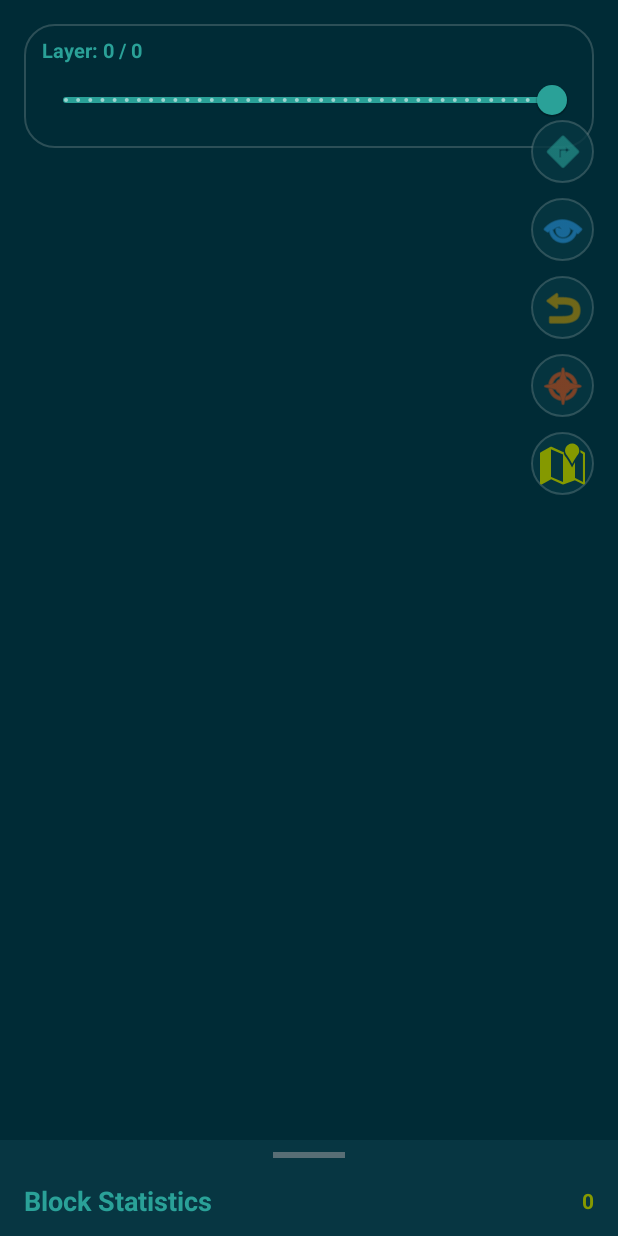
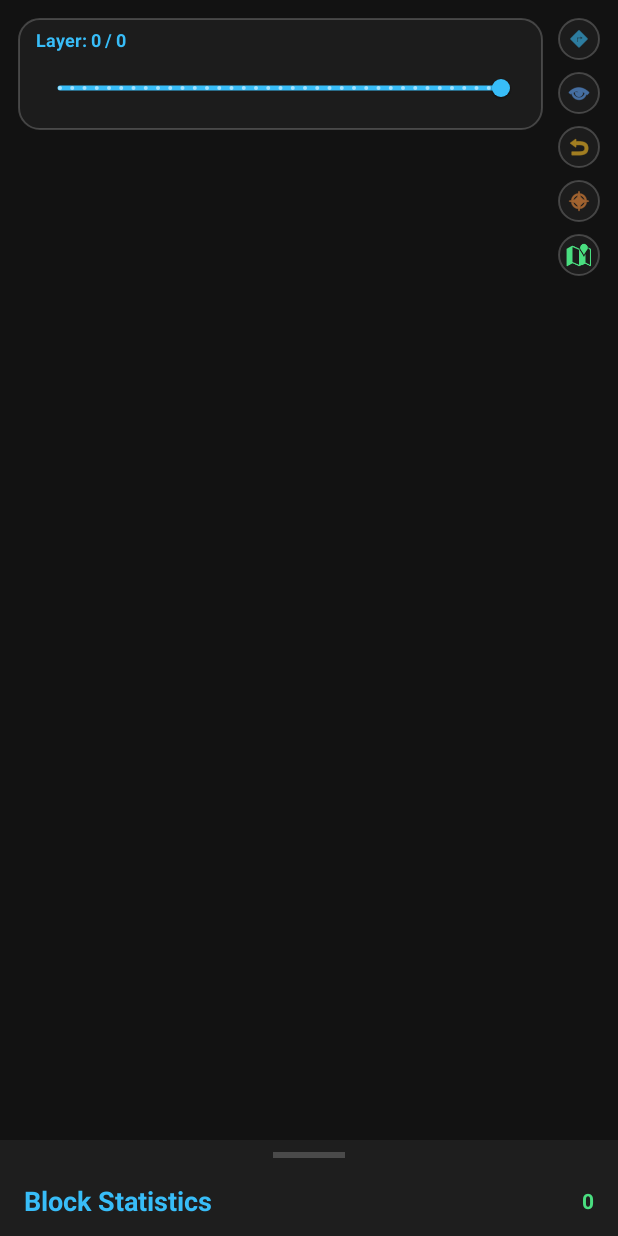
Before and after one commit to zixijian/lodestone, an Android app: the layout activity_preview.xml on its own in the app's theme, with its tools: preview values and no code run, on a phone screen of 412 x 824 dp. Run offline under Robolectric (Android 15) with nearby library versions, the phone set to English and light mode, and no system bars.

Commit message:
Upgrade rendering engine to Filament/three-live & Shulkr UI
- Upgrade rendering engine to Google Filament 1.56.0 and three-live
- Implement high-performance chunk-based 3D mesh generator with face culling
- Support .litematic, .schem, .nbt, and .mcstructure up to 32MB
- Align preview UI with Shulkr style: compact action buttons, layer slider without occlusion, and Shulkr dark theme (#121212)
- Fix schematic loading via intent.data and content URIs

Co-authored-by: zixijian <4952406+zixijian@users.noreply.github.com>

```diff
--- a/app/src/main/java/com/lodestone/preview/FilamentSchematicEngine.kt
+++ b/app/src/main/java/com/lodestone/preview/FilamentSchematicEngine.kt
@@ -143,6 +143,7 @@ class FilamentSchematicEngine(private val context: Context) {
             // Load master atlas texture
             val isStream: InputStream = context.assets.open("web/default-pack/atlas.png")
             val bitmap = BitmapFactory.decodeStream(isStream)
+            if (bitmap != null) {
                 val w = bitmap.width
                 val h = bitmap.height
 
@@ -164,6 +165,7 @@ class FilamentSchematicEngine(private val context: Context) {
                     Texture.PixelBufferDescriptor(byteBuffer, Texture.Format.RGBA, Texture.Type.UBYTE)
                 )
                 atlasTexture = tex
+            }
 
             // Create Ubershader unlit material instance
             val ubershaderProvider = UbershaderProvider(engine)
@@ -177,6 +179,7 @@ class FilamentSchematicEngine(private val context: Context) {
                 val baseMi = template.instance?.materialInstances?.firstOrNull()
                 if (baseMi != null) {
                     val mi = MaterialInstance.duplicate(baseMi, "minecraft-atlas-mat")
+                    atlasTexture?.let { tex ->
                         if (mi.material.hasParameter("baseColorMap")) {
                             val sampler = TextureSampler(
                                 TextureSampler.MinFilter.NEAREST,
@@ -185,11 +188,15 @@ class FilamentSchematicEngine(private val context: Context) {
                             )
                             mi.setParameter("baseColorMap", tex, sampler)
                         }
+                    }
                     materialInstance = mi
                 }
             }
+            if (materialInstance == null) {
+                android.util.Log.e("FilamentEngine", "Failed to create materialInstance from template asset")
+            }
         } catch (e: Exception) {
-            e.printStackTrace()
+            android.util.Log.e("FilamentEngine", "Error initializing material/texture", e)
         }
     }
 
@@ -397,7 +404,12 @@ class FilamentSchematicEngine(private val context: Context) {
     }
 
     private fun updateClearColor() {
-        val bg = if (isNightMode) floatArrayOf(0.016f, 0.031f, 0.063f, 1f) else floatArrayOf(0f, 0.169f, 0.212f, 1f)
+        // Shulkr dark theme: #121212 (day/default neutral dark) and #080808 (night)
+        val bg = if (isNightMode) {
+            floatArrayOf(0.031f, 0.031f, 0.031f, 1f) // #080808
+        } else {
+            floatArrayOf(0.071f, 0.071f, 0.071f, 1f) // #121212
+        }
         renderer.clearOptions = Renderer.ClearOptions().apply {
             clear = true
             clearColor = bg
--- a/app/src/main/java/com/lodestone/preview/PreviewActivity.kt
+++ b/app/src/main/java/com/lodestone/preview/PreviewActivity.kt
@@ -112,10 +112,31 @@ class PreviewActivity : AppCompatActivity() {
         binding.tvLoadingIndicator.visibility = View.VISIBLE
         binding.tvLoadingIndicator.text = getString(R.string.loading)
 
-        val filePath = intent.getStringExtra("file_path")
+        var filePath = intent.getStringExtra("file_path")
         val uriString = intent.getStringExtra("file_uri")
         fileUri = if (uriString != null) Uri.parse(uriString) else null
-        val fileName = intent.getStringExtra("file_name") ?: (if (filePath != null) File(filePath).name else "model.litematic")
+        if (fileUri == null && intent.data != null) {
+            fileUri = intent.data
+        }
+        if (filePath == null && fileUri != null && fileUri?.scheme == "file") {
+            filePath = fileUri?.path
+        }
+
+        // Try to query display name from content resolver if available
+        var resolvedName: String? = null
+        if (fileUri != null && fileUri?.scheme == "content") {
+            try {
+                contentResolver.query(fileUri!!, arrayOf(android.provider.OpenableColumns.DISPLAY_NAME), null, null, null)?.use { cursor ->
+                    if (cursor.moveToFirst()) {
+                        val nameIdx = cursor.getColumnIndex(android.provider.OpenableColumns.DISPLAY_NAME)
+                        if (nameIdx >= 0) resolvedName = cursor.getString(nameIdx)
+                    }
+                }
+            } catch (_: Exception) {}
+        }
+        val fileName = intent.getStringExtra("file_name")
+            ?: resolvedName
+            ?: (if (filePath != null) File(filePath).name else "model.litematic")
 
         lifecycleScope.launch(Dispatchers.IO) {
             try {
@@ -144,9 +165,9 @@ class PreviewActivity : AppCompatActivity() {
         val stream: InputStream = if (filePath != null && File(filePath).exists()) {
             FileInputStream(File(filePath))
         } else if (uri != null) {
-            contentResolver.openInputStream(uri) ?: throw IllegalArgumentException("Cannot open URI stream")
+            contentResolver.openInputStream(uri) ?: throw IllegalArgumentException("Cannot open URI stream for: $uri")
         } else {
-            throw IllegalArgumentException("No file source provided")
+            throw IllegalArgumentException("No file source provided (filePath and intent data are both null)")
         }
         return stream.use { it.readBytes() }
     }
--- a/app/src/main/res/drawable/bg_glassmorphic_btn.xml
+++ b/app/src/main/res/drawable/bg_glassmorphic_btn.xml
@@ -1,7 +1,7 @@
 <shape xmlns:android="http://schemas.android.com/apk/res/android"
     android:shape="oval">
-    <solid android:color="#CC073642" />
+    <solid android:color="#D91E1E1E" />
     <stroke
         android:width="1dp"
-        android:color="#4D93A1A1" />
+        android:color="#33FFFFFF" />
 </shape>
--- a/app/src/main/res/drawable/bg_glassmorphic_panel.xml
+++ b/app/src/main/res/drawable/bg_glassmorphic_panel.xml
@@ -1,8 +1,8 @@
 <shape xmlns:android="http://schemas.android.com/apk/res/android"
     android:shape="rectangle">
-    <solid android:color="#CC002B36" />
-    <corners android:radius="20dp" />
+    <solid android:color="#D91E1E1E" />
+    <corners android:radius="14dp" />
     <stroke
         android:width="1dp"
-        android:color="#4D93A1A1" />
+        android:color="#33FFFFFF" />
 </shape>
--- a/app/src/main/res/layout/activity_preview.xml
+++ b/app/src/main/res/layout/activity_preview.xml
@@ -3,33 +3,40 @@
     xmlns:tools="http://schemas.android.com/tools"
     android:layout_width="match_parent"
     android:layout_height="match_parent"
-    android:background="@color/solarized_base03"
+    android:background="#121212"
     tools:context=".PreviewActivity">
 
     <!-- Native 3D Filament Renderer Container -->
     <FrameLayout
         android:id="@+id/fl_renderer_container"
         android:layout_width="match_parent"
-        android:layout_height="match_parent"
-        android:background="@color/solarized_base03" />
+        android:layout_height="match_parent" />
 
-    <!-- Top Layer Slicer Control Bar (Shulkr Style) -->
+    <!-- Top Overlay Container avoiding obstruction -->
+    <RelativeLayout
+        android:layout_width="match_parent"
+        android:layout_height="wrap_content"
+        android:layout_gravity="top"
+        android:paddingStart="12dp"
+        android:paddingEnd="12dp"
+        android:paddingTop="12dp"
+        android:fitsSystemWindows="true">
+
+        <!-- Top Layer Slicer Control Bar (Shulkr Style) positioned to the left of the actions -->
         <LinearLayout
             android:id="@+id/ll_layer_slicer"
             android:layout_width="match_parent"
             android:layout_height="wrap_content"
-        android:layout_gravity="top"
-        android:layout_marginStart="16dp"
-        android:layout_marginEnd="16dp"
-        android:layout_marginTop="16dp"
+            android:layout_alignParentStart="true"
+            android:layout_toStartOf="@+id/ll_actions_toolbar"
+            android:layout_marginEnd="10dp"
             android:background="@drawable/bg_glassmorphic_panel"
             android:orientation="vertical"
             android:paddingStart="12dp"
             android:paddingEnd="12dp"
-        android:paddingTop="8dp"
-        android:paddingBottom="8dp"
-        android:elevation="4dp"
-        android:visibility="visible">
+            android:paddingTop="6dp"
+            android:paddingBottom="4dp"
+            android:elevation="4dp">
 
             <LinearLayout
                 android:layout_width="match_parent"
@@ -42,8 +49,8 @@
                     android:layout_width="0dp"
                     android:layout_height="wrap_content"
                     android:layout_weight="1"
-                android:textColor="@color/solarized_cyan"
-                android:textSize="13sp"
+                    android:textColor="#38BDF8"
+                    android:textSize="12sp"
                     android:textStyle="bold"
                     android:text="Layer: 0 / 0" />
 
@@ -51,8 +58,8 @@
                     android:id="@+id/tv_loading_indicator"
                     android:layout_width="wrap_content"
                     android:layout_height="wrap_content"
-                android:textColor="@color/solarized_yellow"
-                android:textSize="12sp"
+                    android:textColor="#FBBF24"
+                    android:textSize="11sp"
                     android:visibility="gone"
                     android:text="@string/loading" />
             </LinearLayout>
@@ -65,76 +72,88 @@
                 android:valueTo="100.0"
                 android:stepSize="1.0"
                 android:value="100.0"
-            app:thumbColor="@color/solarized_cyan"
-            app:trackColorActive="@color/solarized_cyan"
-            app:trackColorInactive="@color/solarized_base02" />
+                app:thumbColor="#38BDF8"
+                app:thumbRadius="6dp"
+                app:trackHeight="3dp"
+                app:trackColorActive="#38BDF8"
+                app:trackColorInactive="#262626" />
         </LinearLayout>
 
-    <!-- Top Right Glassmorphic Actions Toolbar (Shulkr Style) -->
+        <!-- Top Right Glassmorphic Actions Toolbar (Shulkr Style, reduced 1/3 to 28dp) -->
         <LinearLayout
+            android:id="@+id/ll_actions_toolbar"
             android:layout_width="wrap_content"
             android:layout_height="wrap_content"
-        android:layout_gravity="top|end"
-        android:layout_marginTop="80dp"
-        android:layout_marginEnd="16dp"
+            android:layout_alignParentEnd="true"
             android:orientation="vertical"
             android:elevation="6dp">
 
             <!-- Camera Mode (Orbit / Flight) -->
             <ImageButton
                 android:id="@+id/btn_camera_mode"
-            android:layout_width="42dp"
-            android:layout_height="42dp"
-            android:layout_marginBottom="10dp"
+                android:layout_width="28dp"
+                android:layout_height="28dp"
+                android:layout_marginBottom="8dp"
+                android:padding="5dp"
+                android:scaleType="fitCenter"
                 android:background="@drawable/bg_glassmorphic_btn"
                 android:contentDescription="@string/view_flight"
                 android:src="@android:drawable/ic_menu_directions"
-            app:tint="@color/solarized_cyan" />
+                app:tint="#38BDF8" />
 
             <!-- Projection Mode (Perspective / Orthographic) -->
             <ImageButton
                 android:id="@+id/btn_projection_mode"
-            android:layout_width="42dp"
-            android:layout_height="42dp"
-            android:layout_marginBottom="10dp"
+                android:layout_width="28dp"
+                android:layout_height="28dp"
+                android:layout_marginBottom="8dp"
+                android:padding="5dp"
+                android:scaleType="fitCenter"
                 android:background="@drawable/bg_glassmorphic_btn"
                 android:contentDescription="@string/view_projection"
                 android:src="@android:drawable/ic_menu_view"
-            app:tint="@color/solarized_blue" />
+                app:tint="#60A5FA" />
 
             <!-- Reset Camera -->
             <ImageButton
                 android:id="@+id/btn_reset_camera"
-            android:layout_width="42dp"
-            android:layout_height="42dp"
-            android:layout_marginBottom="10dp"
+                android:layout_width="28dp"
+                android:layout_height="28dp"
+                android:layout_marginBottom="8dp"
+                android:padding="5dp"
+                android:scaleType="fitCenter"
                 android:background="@drawable/bg_glassmorphic_btn"
                 android:contentDescription="@string/view_reset"
                 android:src="@android:drawable/ic_menu_revert"
-            app:tint="@color/solarized_yellow" />
+                app:tint="#FBBF24" />
 
             <!-- Day / Night Mode -->
             <ImageButton
                 android:id="@+id/btn_day_night"
-            android:layout_width="42dp"
-            android:layout_height="42dp"
-            android:layout_marginBottom="10dp"
+                android:layout_width="28dp"
+                android:layout_height="28dp"
+                android:layout_marginBottom="8dp"
+                android:padding="5dp"
+                android:scaleType="fitCenter"
                 android:background="@drawable/bg_glassmorphic_btn"
                 android:contentDescription="@string/view_day_night"
                 android:src="@android:drawable/ic_menu_compass"
-            app:tint="@color/solarized_orange" />
+                app:tint="#FB923C" />
 
             <!-- Subregion Switch -->
             <ImageButton
                 android:id="@+id/btn_region_switch"
-            android:layout_width="42dp"
-            android:layout_height="42dp"
+                android:layout_width="28dp"
+                android:layout_height="28dp"
+                android:padding="5dp"
+                android:scaleType="fitCenter"
                 android:background="@drawable/bg_glassmorphic_btn"
                 android:contentDescription="@string/view_region"
                 android:src="@android:drawable/ic_dialog_map"
-            app:tint="@color/solarized_green" />
+                app:tint="#4ADE80" />
 
         </LinearLayout>
+    </RelativeLayout>
 
     <!-- Draggable Bottom Sheet Layer for block counts -->
     <include
--- a/app/src/main/res/layout/bottom_sheet_statistics.xml
+++ b/app/src/main/res/layout/bottom_sheet_statistics.xml
@@ -4,7 +4,7 @@
     android:id="@+id/bottom_sheet_layout"
     android:layout_width="match_parent"
     android:layout_height="350dp"
-    android:background="@color/solarized_base02"
+    android:background="#1E1E1E"
     app:behavior_hideable="false"
     app:behavior_peekHeight="64dp"
     app:layout_behavior="com.google.android.material.bottomsheet.BottomSheetBehavior">
@@ -15,7 +15,7 @@
         android:layout_width="48dp"
         android:layout_height="4dp"
         android:layout_marginTop="8dp"
-        android:background="@color/solarized_base01"
+        android:background="#4A4A4A"
         app:layout_constraintEnd_toEndOf="parent"
         app:layout_constraintStart_toStartOf="parent"
         app:layout_constraintTop_toTopOf="parent" />
@@ -28,7 +28,7 @@
         android:layout_marginStart="16dp"
         android:layout_marginTop="16dp"
         android:text="@string/stats_title"
-        android:textColor="@color/solarized_cyan"
+        android:textColor="#38BDF8"
         android:textSize="18sp"
         android:textStyle="bold"
         app:layout_constraintStart_toStartOf="parent"
@@ -40,7 +40,7 @@
         android:layout_height="wrap_content"
         android:layout_marginEnd="16dp"
         android:text="0"
-        android:textColor="@color/solarized_green"
+        android:textColor="#4ADE80"
         android:textSize="14sp"
         android:textStyle="bold"
         app:layout_constraintBottom_toBottomOf="@id/tv_stats_title"
@@ -54,7 +54,7 @@
         android:layout_width="0dp"
         android:layout_height="1dp"
         android:layout_marginTop="12dp"
-        android:background="@color/solarized_base03"
+        android:background="#2E2E2E"
         app:layout_constraintEnd_toEndOf="parent"
         app:layout_constraintStart_toStartOf="parent"
         app:layout_constraintTop_toBottomOf="@id/tv_stats_title" />
--- a/app/src/main/res/layout/item_block_stats.xml
+++ b/app/src/main/res/layout/item_block_stats.xml
@@ -10,7 +10,7 @@
         android:layout_width="0dp"
         android:layout_height="wrap_content"
         android:layout_weight="1"
-        android:textColor="@color/solarized_base0"
+        android:textColor="#E5E7EB"
         android:textSize="14sp"
         tools:text="minecraft:stone" />
 
@@ -18,7 +18,7 @@
         android:id="@+id/tv_block_count"
         android:layout_width="wrap_content"
         android:layout_height="wrap_content"
-        android:textColor="@color/solarized_base1"
+        android:textColor="#9CA3AF"
         android:textSize="14sp"
         android:textStyle="bold"
         tools:text="15,412" />
```
Lines whose indentation alone changed are shown as unchanged.
